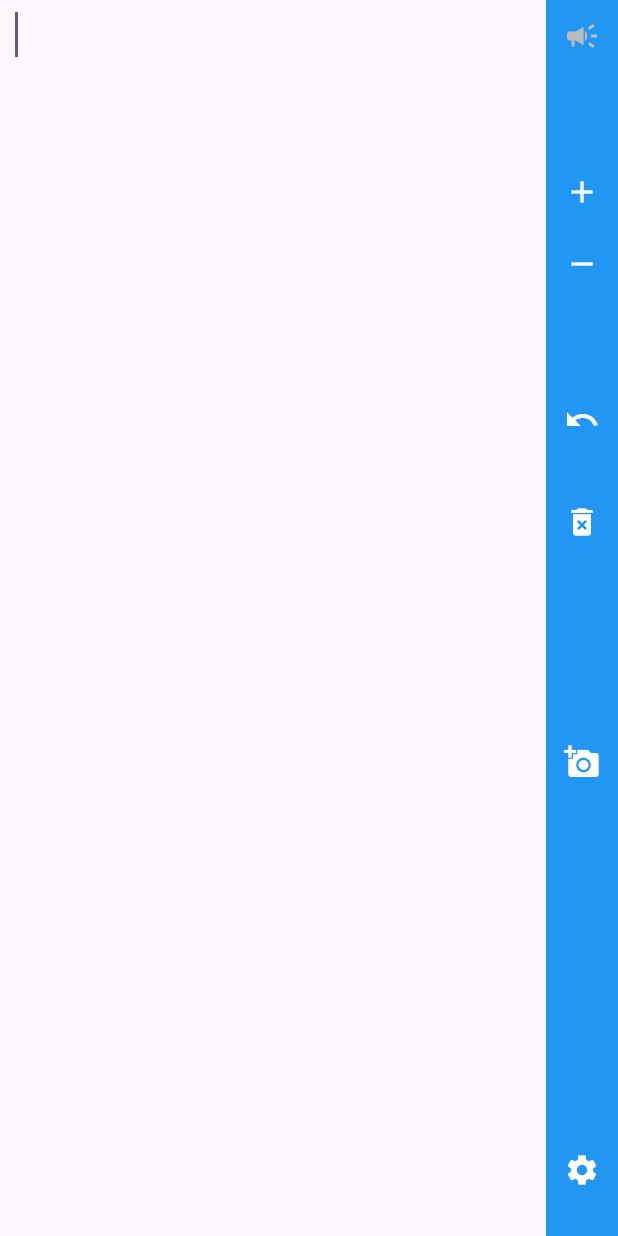
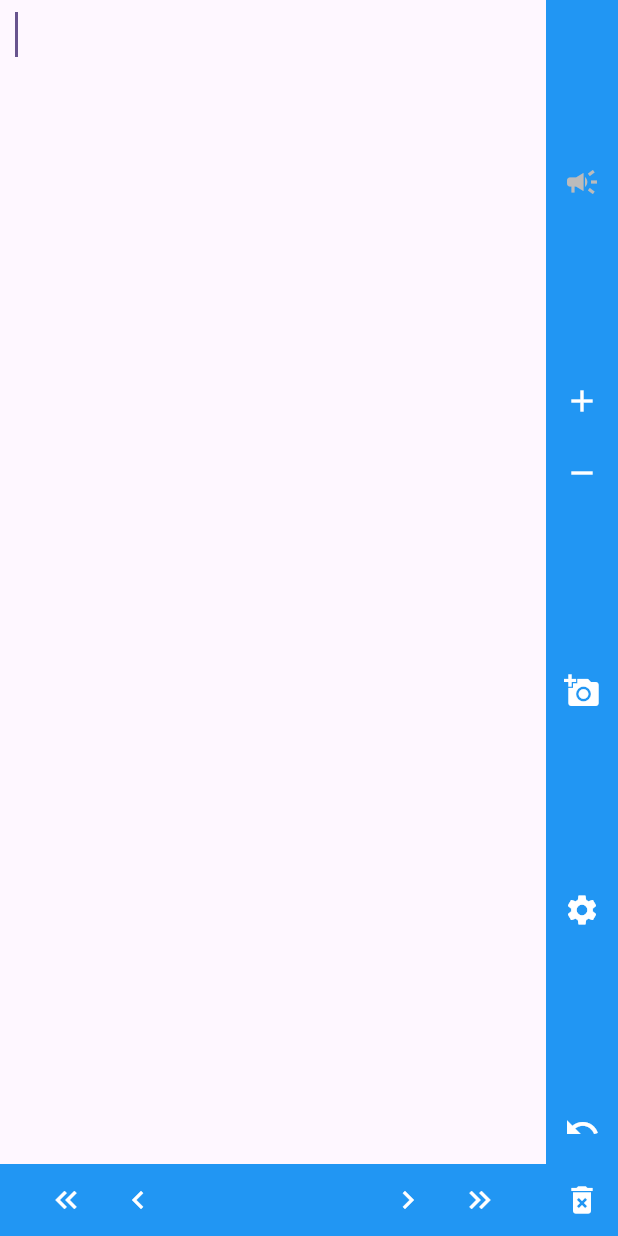
Before and after one commit to kowandiki/tempad, a Flutter app: the screen it shows after launch, on a phone screen of 412 x 824 dp. Run offline on Flutter 3.47's test engine with Material 3 defaults, Android fonts, the phone set to English and light mode, and no system bars; our stand-ins replace flutter_tts, image_picker, shared_preferences.

Commit message:
rearrange sidebar buttons to provide better ergonomics for the most used buttons. Add buttons to move the cursor index forward or backwards 1char/1word

```diff
--- a/lib/main.dart
+++ b/lib/main.dart
@@ -248,6 +248,83 @@ class _MyHomePageState extends State<MyHomePage> with WidgetsBindingObserver {
     });
   }
 
+  void _goForwardOneChar() {
+
+    if (_controller.selection.end == _controller.text.length) {
+      return;
+    }
+
+    _controller.selection = TextSelection.collapsed(offset: _controller.selection.end + 1);
+
+  }
+
+  void _goForwardOneWord() {
+
+    if (_controller.selection.end == _controller.text.length) {
+      return;
+    }
+
+    // should move to the end of the current word. Do not move past any spaces afterwards
+    // basically just go until the first space is encountered (once a nonspace character is encountered)
+    bool charEncountered = false;
+    int index = _controller.selection.end;
+
+    for (; index < _controller.text.length; index++) {
+
+      if (!charEncountered && _controller.text[index] == " ") {
+        continue;
+      }
+
+      if (_controller.text[index] != " ") {
+        charEncountered = true;
+        continue;
+      }
+
+      break;
+    }
+
+    _controller.selection = TextSelection.collapsed(offset: index);
+  }
+
+  void _goBackwardOneChar() {
+
+    if (_controller.selection.start == 0) {
+      return;
+    }
+
+    _controller.selection = TextSelection.collapsed(offset: _controller.selection.start - 1);
+
+  }
+
+  void _goBackwardOneWord() {
+
+    if (_controller.selection.start == 0) {
+      return;
+    }
+
+    // should move to the end of the current word. Do not move past any spaces afterwards
+    // basically just go until the first space is encountered (once a nonspace character is encountered)
+    bool charEncountered = false;
+    int index = _controller.selection.start - 1;
+
+    for (; index != 0; index--) {
+      debugPrint("$index");
+      if (!charEncountered && _controller.text[index] == " ") {
+        continue;
+      }
+
+      if (_controller.text[index] != " ") {
+        charEncountered = true;
+        continue;
+      }
+
+      break;
+    }
+      debugPrint("$index");
+
+    _controller.selection = TextSelection.collapsed(offset: index);
+  }
+
   @override
   Widget build(BuildContext context) {
     return Scaffold(
@@ -309,6 +386,70 @@ class _MyHomePageState extends State<MyHomePage> with WidgetsBindingObserver {
                       )
                     ),
                   ),
+
+                  // Button Bar on the bottom
+                  Container(
+                    color: Colors.blue,
+                    child: Row(
+                      children: [
+
+                        Padding(padding: EdgeInsets.only(left: 20),),
+
+                        // ======================================= //
+                        // change text position back 1 word
+                        IconButton(
+                          icon: const Icon(Icons.keyboard_double_arrow_left),
+                          color: Colors.white,
+                          tooltip: "Go back 1 word",
+                          onPressed: () {
+                            _goBackwardOneWord();
+                          },
+                        ),
+                        // ======================================= //
+
+                        // ======================================= //
+                        // change text position back 1 character
+                        IconButton(
+                          icon: const Icon(Icons.keyboard_arrow_left),
+                          color: Colors.white,
+                          tooltip: "Go back 1 character",
+                          onPressed: () {
+                            _goBackwardOneChar();
+                          },
+                        ),
+                        // ======================================= //
+
+                        Expanded(child: Container()),
+
+                        // ======================================= //
+                        // change text position forward 1 character
+                        IconButton(
+                          icon: const Icon(Icons.keyboard_arrow_right),
+                          color: Colors.white,
+                          tooltip: "Go forward 1 character",
+                          onPressed: () {
+                            _goForwardOneChar();
+                          },
+                        ),
+                        // ======================================= //
+
+                        // ======================================= //
+                        // change text position forward 1 word
+                        IconButton(
+                          icon: const Icon(Icons.keyboard_double_arrow_right),
+                          color: Colors.white,
+                          tooltip: "Go back 1 word",
+                          onPressed: () {
+                            _goForwardOneWord();
+                          },
+                        ),
+                        // ======================================= //
+
+                        Padding(padding: EdgeInsets.only(right: 20),),
+
+                      ]
+                    )
+                  ),
                 ]
               )
             ),
@@ -320,6 +461,8 @@ class _MyHomePageState extends State<MyHomePage> with WidgetsBindingObserver {
               color: Colors.blue,
               child: Column(
                 children: [
+
+                  Expanded(child: Container()),
 
                   // ======================================= //
                   // TTS Button
@@ -333,12 +476,7 @@ class _MyHomePageState extends State<MyHomePage> with WidgetsBindingObserver {
                   ),
                   // ======================================= //
 
-                  Flexible(
-                    child: ConstrainedBox(
-                      constraints: BoxConstraints(maxHeight: 60),
-                      child: Container(),
-                    ),
-                  ),
+                  Expanded(child: Container()),
 
                   // ======================================= //
                   // Increase Font size
@@ -362,39 +500,7 @@ class _MyHomePageState extends State<MyHomePage> with WidgetsBindingObserver {
                   ),
                   // ======================================= //
 
-                  Flexible(
-                    child: ConstrainedBox(
-                      constraints: BoxConstraints(maxHeight: 60),
-                      child: Container(),
-                    ),
-                  ),
-
-
-
-                  // ======================================= //
-                  // Undo
-                  IconButton(
-                    icon: const Icon(Icons.undo),
-                    color: Colors.white,
-                    tooltip: "Restores the deleted text",
-                    onPressed: _restoreText,
-                  ),
-
-                  Container(height: 20),
-
-                  // Delete
-                  IconButton(
-                    icon: const Icon(Icons.delete_forever),
-                    color: Colors.white,
-                    tooltip: "clear all text",
-                    onPressed: _clearText,
-                  ),
-                  // ======================================= //
-
-
                   Expanded(child: Container()),
-                  Expanded(child: Container()),
-
 
                   // ======================================= //
                   // Select Image
@@ -407,16 +513,10 @@ class _MyHomePageState extends State<MyHomePage> with WidgetsBindingObserver {
 
                   // ======================================= //
 
-                  // Instead of just pushing the icon to the bottom,
-                  // each one of these just puts it halfway between the bottom and the previous widget,
-                  // but by having this many, the original intended effect is achieved
-                  // Expanded(child: Container()),
-                  Expanded(child: Container()),
-                  Expanded(child: Container()),
-                  Expanded(child: Container()),
                   Expanded(child: Container()),
 
-
+                  // ======================================= //
+                  // Settings
                   IconButton(
                     icon: const Icon(Icons.settings),
                     color: Colors.white,
@@ -430,8 +530,29 @@ class _MyHomePageState extends State<MyHomePage> with WidgetsBindingObserver {
                       );
                     },
                   ),
+                  // ======================================= //
 
-                  ConstrainedBox(constraints: BoxConstraints(minHeight: 20))
+                  Expanded(child: Container()),
+
+                  // ======================================= //
+                  // Undo
+                  IconButton(
+                    icon: const Icon(Icons.undo),
+                    color: Colors.white,
+                    tooltip: "Restores the deleted text",
+                    onPressed: _restoreText,
+                  ),
+
+
+                  // Delete
+                  IconButton(
+                    icon: const Icon(Icons.delete_forever),
+                    color: Colors.white,
+                    tooltip: "clear all text",
+                    onPressed: _clearText,
+                  ),
+                  // ======================================= //
+
                 ],
               ),
             ),
```
